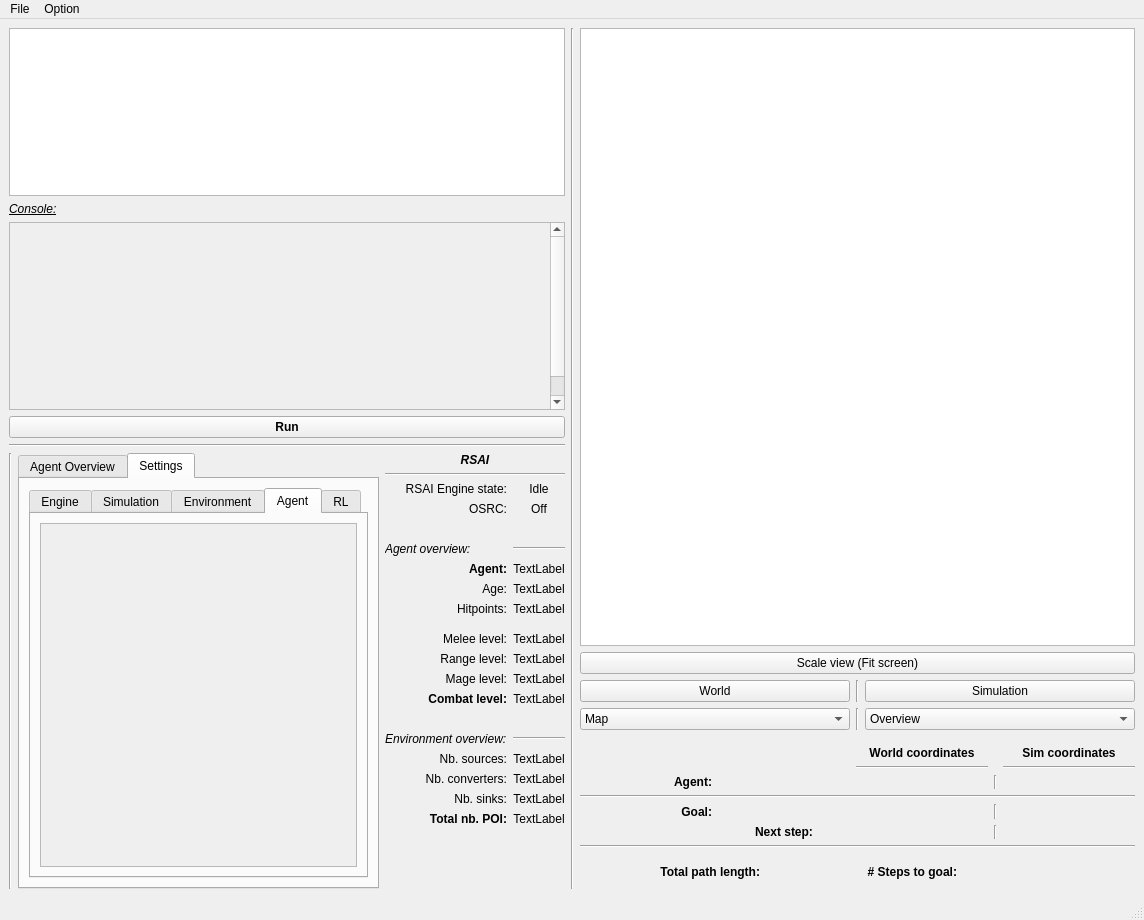
Above: RSAI_Engine/GUI/Layouts/Layout_2.ui from vguillet/RSAI_Engine before the change. Below: the same form after it.
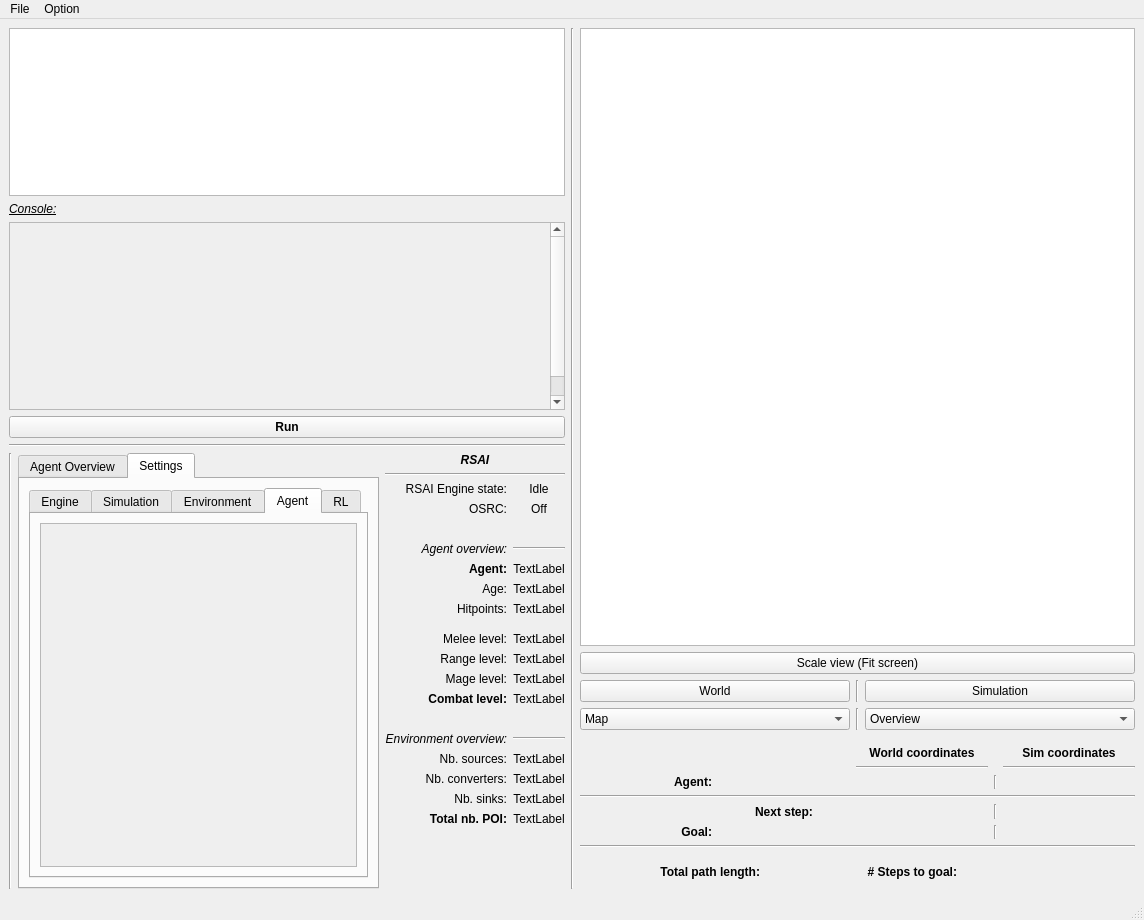
That is the form after the change. The open tabs and pages were chosen to show the change.

Commit message: fixed world coord path to goal update, fliped goal,/step in gui

The edit to the form file:
```diff
--- a/RSAI_Engine/GUI/Layouts/Layout_2.ui
+++ b/RSAI_Engine/GUI/Layouts/Layout_2.ui
@@ -3556,6 +3556,9 @@
                 <property name="text">
                  <string>Agent overview:</string>
                 </property>
+                <property name="alignment">
+                 <set>Qt::AlignRight|Qt::AlignTrailing|Qt::AlignVCenter</set>
+                </property>
                </widget>
               </item>
               <item row="18" column="0">
@@ -3825,6 +3828,9 @@
                 <property name="text">
                  <string>Environment overview:</string>
                 </property>
+                <property name="alignment">
+                 <set>Qt::AlignRight|Qt::AlignTrailing|Qt::AlignVCenter</set>
+                </property>
                </widget>
               </item>
               <item row="14" column="0">
@@ -4173,22 +4179,8 @@
       </item>
       <item>
        <layout class="QGridLayout" name="gridLayout_3">
-        <item row="0" column="5">
-         <widget class="Line" name="line_3">
-          <property name="orientation">
-           <enum>Qt::Vertical</enum>
-          </property>
-         </widget>
-        </item>
-        <item row="1" column="5">
-         <widget class="Line" name="line_2">
-          <property name="orientation">
-           <enum>Qt::Vertical</enum>
-          </property>
-         </widget>
-        </item>
-        <item row="1" column="6">
-         <widget class="QLabel" name="step_pos_simulation_coordinates">
+        <item row="1" column="1">
+         <widget class="QLabel" name="goal_name">
           <property name="text">
            <string/>
           </property>
@@ -4197,17 +4189,7 @@
           </property>
          </widget>
         </item>
-        <item row="0" column="4">
-         <widget class="QLabel" name="goal_pos_world_coordinates">
-          <property name="text">
-           <string/>
-          </property>
-          <property name="alignment">
-           <set>Qt::AlignCenter</set>
-          </property>
-         </widget>
-        </item>
-        <item row="0" column="0">
+        <item row="1" column="0">
          <widget class="QLabel" name="label_8">
           <property name="font">
            <font>
@@ -4223,27 +4205,17 @@
           </property>
          </widget>
         </item>
-        <item row="0" column="6">
-         <widget class="QLabel" name="goal_pos_simulation_coordinates">
-          <property name="text">
-           <string/>
-          </property>
-          <property name="alignment">
-           <set>Qt::AlignCenter</set>
-          </property>
-         </widget>
-        </item>
-        <item row="0" column="1">
-         <widget class="QLabel" name="goal_name">
-          <property name="text">
-           <string/>
-          </property>
-          <property name="alignment">
-           <set>Qt::AlignCenter</set>
-          </property>
-         </widget>
-        </item>
         <item row="1" column="4">
+         <widget class="QLabel" name="goal_pos_world_coordinates">
+          <property name="text">
+           <string/>
+          </property>
+          <property name="alignment">
+           <set>Qt::AlignCenter</set>
+          </property>
+         </widget>
+        </item>
+        <item row="0" column="4">
          <widget class="QLabel" name="step_pos_world_coordinates">
           <property name="text">
            <string/>
@@ -4253,17 +4225,7 @@
           </property>
          </widget>
         </item>
-        <item row="1" column="0">
-         <widget class="QLabel" name="label_9">
-          <property name="text">
-           <string/>
-          </property>
-          <property name="alignment">
-           <set>Qt::AlignCenter</set>
-          </property>
-         </widget>
-        </item>
-        <item row="1" column="1">
+        <item row="0" column="1">
          <widget class="QLabel" name="label_6">
           <property name="font">
            <font>
@@ -4279,6 +4241,40 @@
           </property>
          </widget>
         </item>
+        <item row="0" column="5">
+         <widget class="Line" name="line_2">
+          <property name="orientation">
+           <enum>Qt::Vertical</enum>
+          </property>
+         </widget>
+        </item>
+        <item row="0" column="6">
+         <widget class="QLabel" name="step_pos_simulation_coordinates">
+          <property name="text">
+           <string/>
+          </property>
+          <property name="alignment">
+           <set>Qt::AlignCenter</set>
+          </property>
+         </widget>
+        </item>
+        <item row="1" column="6">
+         <widget class="QLabel" name="goal_pos_simulation_coordinates">
+          <property name="text">
+           <string/>
+          </property>
+          <property name="alignment">
+           <set>Qt::AlignCenter</set>
+          </property>
+         </widget>
+        </item>
+        <item row="1" column="5">
+         <widget class="Line" name="line_3">
+          <property name="orientation">
+           <enum>Qt::Vertical</enum>
+          </property>
+         </widget>
+        </item>
        </layout>
       </item>
       <item>
```
Left out of the diff: 10 changed lines with no effect on the pictures. The commit also changes 1 other file.
